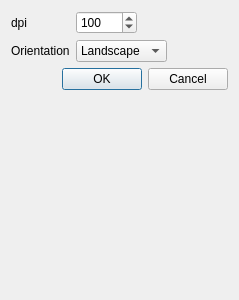
Qt form ui/Ui_SaveFigureOptionsDialog.ui (bbreslauer/PySciPlot) before a commit.
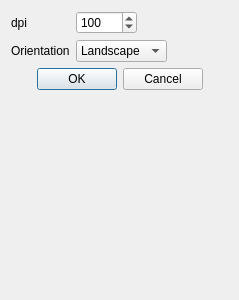
The same form after that commit.

The edit to the form file:
```diff
--- a/ui/Ui_SaveFigureOptionsDialog.ui
+++ b/ui/Ui_SaveFigureOptionsDialog.ui
@@ -69,6 +69,9 @@
      <property name="standardButtons">
       <set>QDialogButtonBox::Cancel|QDialogButtonBox::Ok</set>
      </property>
+     <property name="centerButtons">
+      <bool>true</bool>
+     </property>
     </widget>
    </item>
   </layout>
```
